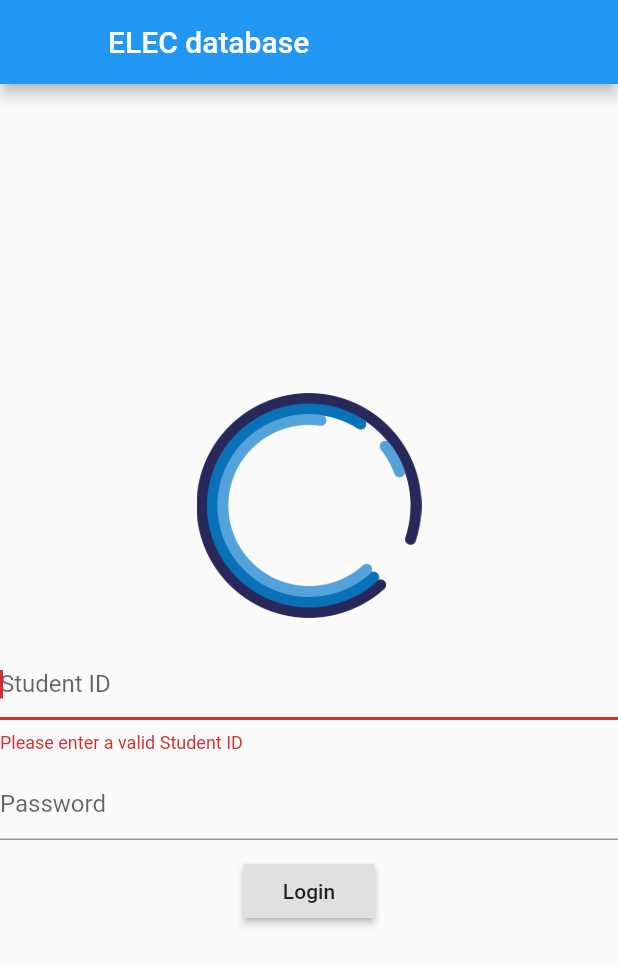
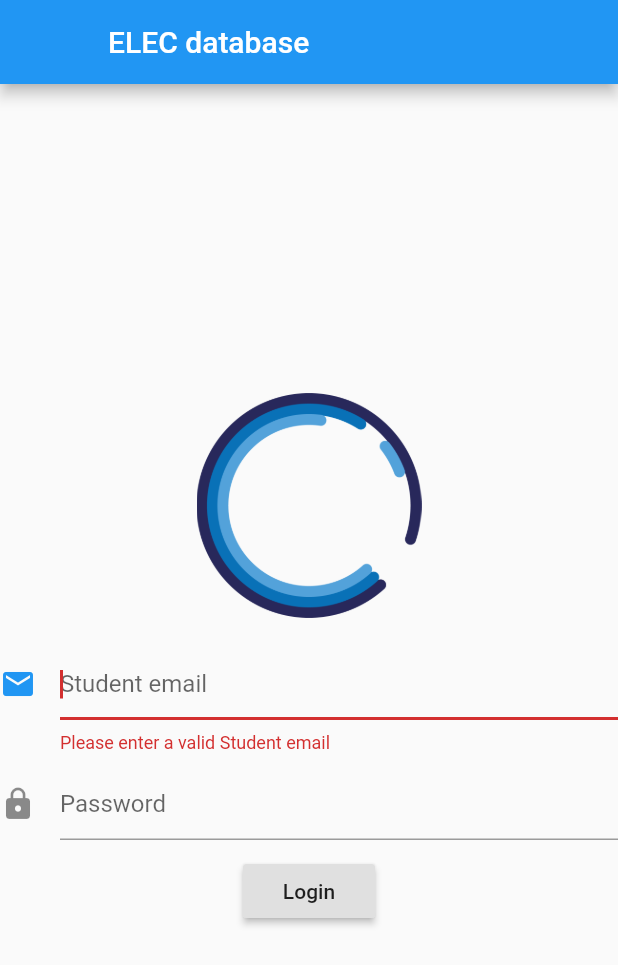
Before and after one commit to PoliTOcean/electronics_gui, a Flutter app: the LoginPage screen opened by its route, after a tap on "Login", on a phone screen of 412 x 824 dp. Shown: the top 965 px of the screen. Run offline on Flutter 3.47's test engine with Material 2 defaults, Android fonts, the light colour scheme and no system bars; our stand-ins replace bloc, equatable, firebase_auth, flutter_bloc; missing offline and left inert: dart:js; accounts and stored records are empty; generated files the repository leaves out were written again.

Commit message:
added login bloc

```diff
--- a/lib/views/login_page.dart
+++ b/lib/views/login_page.dart
@@ -1,6 +1,16 @@
 import 'package:flutter/material.dart';
+import 'package:flutter_bloc/flutter_bloc.dart';
+
+import '../blocs/blocs.dart';
+import '../resources/resources.dart';
 
 class LoginPage extends StatelessWidget {
+  final UserRepository _userRepository;
+
+  LoginPage({Key key, @required UserRepository userRepository})
+      : _userRepository = userRepository,
+        super(key: key);
+
   @override
   Widget build(BuildContext context) {
     return Scaffold(
@@ -21,7 +31,11 @@ class LoginPage extends StatelessWidget {
                     height: 150,
                   ),
                   SizedBox(height: 20),
-                  LoginForm()
+                  BlocProvider<LoginBloc>(
+                    create: (context) =>
+                        LoginBloc(userRepository: _userRepository),
+                    child: LoginForm(userRepository: _userRepository),
+                  )
                 ],
               )),
         ));
@@ -29,6 +43,12 @@ class LoginPage extends StatelessWidget {
 }
 
 class LoginForm extends StatefulWidget {
+  final UserRepository _userRepository;
+
+  LoginForm({Key key, @required UserRepository userRepository})
+      : _userRepository = userRepository,
+        super(key: key);
+
   @override
   _LoginFormState createState() => _LoginFormState();
 }
@@ -36,9 +56,43 @@ class LoginForm extends StatefulWidget {
 class _LoginFormState extends State<LoginForm> {
   final _formKey = GlobalKey<FormState>();
 
+  final TextEditingController _emailEditingController = TextEditingController();
+  final TextEditingController _passwordEditingController =
+      TextEditingController();
+
+  UserRepository get _userRepository => widget._userRepository;
+
   @override
   Widget build(BuildContext context) {
-    return Form(
+    return BlocListener<LoginBloc, LoginState>(
+      listener: (context, state) {
+        if (state is LoginLoading) {
+          Scaffold.of(context)
+            ..hideCurrentSnackBar()
+            ..showSnackBar(SnackBar(
+              content: Row(
+                mainAxisAlignment: MainAxisAlignment.spaceBetween,
+                children: <Widget>[
+                  Text('Logging in...'),
+                  CircularProgressIndicator()
+                ],
+              ),
+            ));
+        } else if (state is LoginError) {
+          Scaffold.of(context)
+            ..hideCurrentSnackBar()
+            ..showSnackBar(SnackBar(
+              content: Row(
+                mainAxisAlignment: MainAxisAlignment.spaceBetween,
+                children: <Widget>[Text('Login failed.'), Icon(Icons.error)],
+              ),
+              backgroundColor: Colors.red,
+            ));
+        } else if (state is LoginSuccess) {
+          BlocProvider.of<AuthenticationBloc>(context).add(LoggedIn());
+        }
+      },
+      child: Form(
         key: _formKey,
         child: Column(
           mainAxisAlignment: MainAxisAlignment.center,
@@ -46,36 +100,46 @@ class _LoginFormState extends State<LoginForm> {
           children: <Widget>[
             // Student ID textfield
             TextFormField(
+              controller: _emailEditingController,
               autofocus: true,
-            decoration: InputDecoration(hintText: "Student ID"),
-            keyboardType: TextInputType.number,
+              autocorrect: false,
+              decoration: InputDecoration(
+                  icon: Icon(Icons.email), hintText: "Student email"),
+              keyboardType: TextInputType.emailAddress,
               validator: (value) {
                 // 6 digits check for the Student ID
-              if (value.length == 6 && int.parse(value) != null) {
+                if (RegExp(
+                        r'^[a-zA-Z0-9.!#$%&’*+/=?^_`{|}~-]+@[a-zA-Z0-9-]+(?:\.[a-zA-Z0-9-]+)*$')
+                    .hasMatch(value)) {
                   return null;
                 }
 
-              return 'Please enter a valid Student ID';
+                return 'Please enter a valid Student email';
               },
             ),
             SizedBox(height: 10),
             // Password textfield
             TextFormField(
+              controller: _passwordEditingController,
+              autocorrect: false,
               obscureText: true,
-            decoration: InputDecoration(hintText: "Password"),
+              decoration:
+                  InputDecoration(icon: Icon(Icons.lock), hintText: "Password"),
             ),
             SizedBox(height: 10),
             RaisedButton(
               child: Text("Login"),
               onPressed: () {
                 if (_formKey.currentState.validate()) {
-                Scaffold.of(context)
-                    .showSnackBar(SnackBar(content: Text('Processing Data')));
+                  BlocProvider.of<LoginBloc>(context).add(LoginWithCredentials(
+                      email: _emailEditingController.text,
+                      password: _passwordEditingController.text));
                 }
               },
             )
           ],
         ),
+      ),
     );
   }
 }
```
Lines whose indentation alone changed are shown as unchanged.
